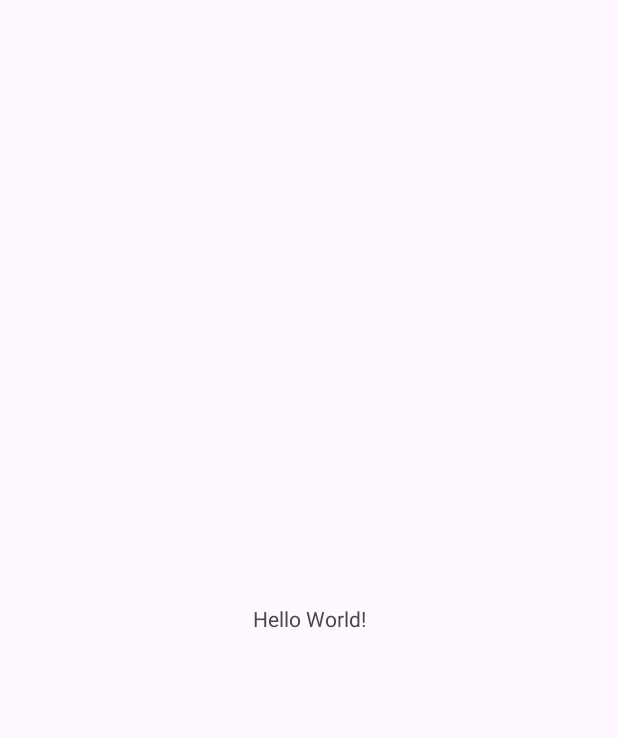
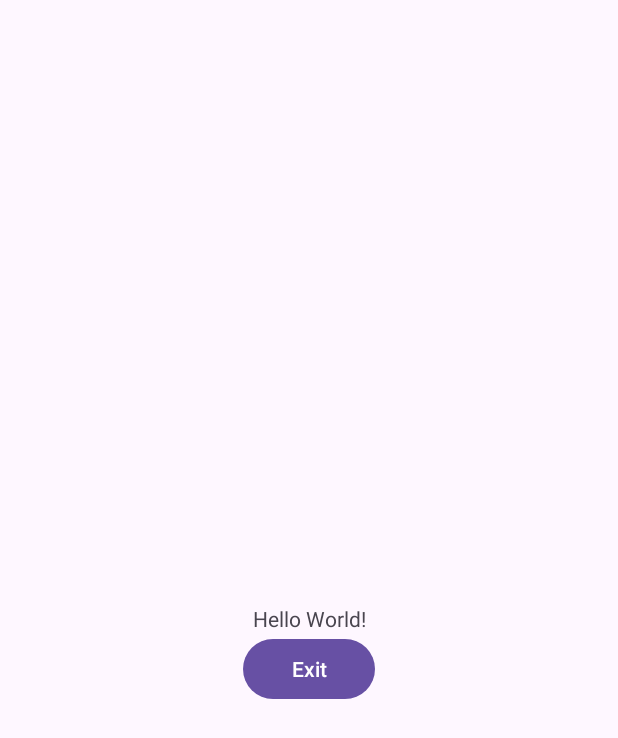
Before and after one commit to wh201906/LanPo, an Android app: the screen it shows after launch (MainActivity), on a phone screen of 412 x 824 dp. Before the commit the part shown is almost empty. Shown: the top 738 px of the screen. Run offline under Robolectric (Android 15) with nearby library versions, the phone set to English and light mode, and no system bars.

Commit message:
Add exit button

```diff
--- a/app/src/main/AndroidManifest.xml
+++ b/app/src/main/AndroidManifest.xml
@@ -23,7 +23,8 @@
 
         <activity
             android:name=".MainActivity"
-            android:exported="true">
+            android:exported="true"
+            android:launchMode="singleInstance">
             <intent-filter>
                 <action android:name="android.intent.action.MAIN" />
 
--- a/app/src/main/java/io/github/wh201906/lanpo/MainActivity.java
+++ b/app/src/main/java/io/github/wh201906/lanpo/MainActivity.java
@@ -9,10 +9,15 @@ import android.net.Uri;
 import android.os.Build;
 import android.os.Bundle;
 import android.provider.Settings;
+import android.util.Log;
+import android.widget.Button;
 import android.widget.Toast;
 
 public class MainActivity extends AppCompatActivity
 {
+    private static final String TAG = "MainActivity";
+    public static final String ACTION_LOAD_MAINACTIVITY = "io.github.wh201906.lanpo.ACTION_LOAD_MAINACTIVITY";
+    public static final String ACTION_EXIT = "io.github.wh201906.lanpo.ACTION_EXIT";
     private boolean canDrawOverlays = false;
 
     @Override
@@ -20,6 +25,17 @@ public class MainActivity extends AppCompatActivity
     {
         super.onCreate(savedInstanceState);
         setContentView(R.layout.activity_main);
+
+        Log.w(TAG, "onCreate: " + getIntent());
+        ProcessIntent();
+
+        Button exitButton = findViewById(R.id.exitButton);
+
+        exitButton.setOnClickListener(v ->
+        {
+            stopService(new Intent(this, FloatingService.class));
+            finish();
+        });
 
         if (Build.VERSION.SDK_INT >= Build.VERSION_CODES.M && !Settings.canDrawOverlays(this))
         {
@@ -65,4 +81,28 @@ public class MainActivity extends AppCompatActivity
             startService(serviceIntent);
         }
     }
+
+    @Override
+    protected void onNewIntent(Intent intent)
+    {
+        super.onNewIntent(intent);
+        Log.w(TAG, "onNewIntent: " + intent.toString());
+        setIntent(intent);
+        ProcessIntent();
+    }
+
+    private void ProcessIntent()
+    {
+        Intent intent = getIntent();
+        String action = intent.getAction();
+        if (action == null) action = "(none)";
+
+        Log.w(TAG, "ProcessIntent: " + intent + ", action: " + action);
+        if (action.equals(ACTION_EXIT))
+        {
+            // same as exitButton.setOnClickListener(...)
+            stopService(new Intent(this, FloatingService.class));
+            finish();
+        }
+    }
 }
--- a/app/src/main/res/layout/activity_main.xml
+++ b/app/src/main/res/layout/activity_main.xml
@@ -7,6 +7,7 @@
     tools:context=".MainActivity">
 
     <TextView
+        android:id="@+id/textView"
         android:layout_width="wrap_content"
         android:layout_height="wrap_content"
         android:text="Hello World!"
@@ -15,4 +16,13 @@
         app:layout_constraintStart_toStartOf="parent"
         app:layout_constraintTop_toTopOf="parent" />
 
+    <Button
+        android:id="@+id/exitButton"
+        android:layout_width="wrap_content"
+        android:layout_height="wrap_content"
+        android:text="@string/activity_main_exit"
+        app:layout_constraintEnd_toEndOf="parent"
+        app:layout_constraintStart_toStartOf="parent"
+        app:layout_constraintTop_toBottomOf="@+id/textView" />
+
 </androidx.constraintlayout.widget.ConstraintLayout>
--- a/app/src/main/res/values/strings.xml
+++ b/app/src/main/res/values/strings.xml
@@ -3,4 +3,6 @@
     <string name="toast_no_permission">No permission</string>
     <string name="toast_permission_granted">Permission granted</string>
     <string name="toast_permission_denied">Cannot get permission</string>
+    <string name="notification_exit">Exit</string>
+    <string name="activity_main_exit">Exit</string>
 </resources>
```
Also changed, not shown: app/src/main/java/io/github/wh201906/lanpo/FloatingService.java (+21 -1 lines), 1 other file.
